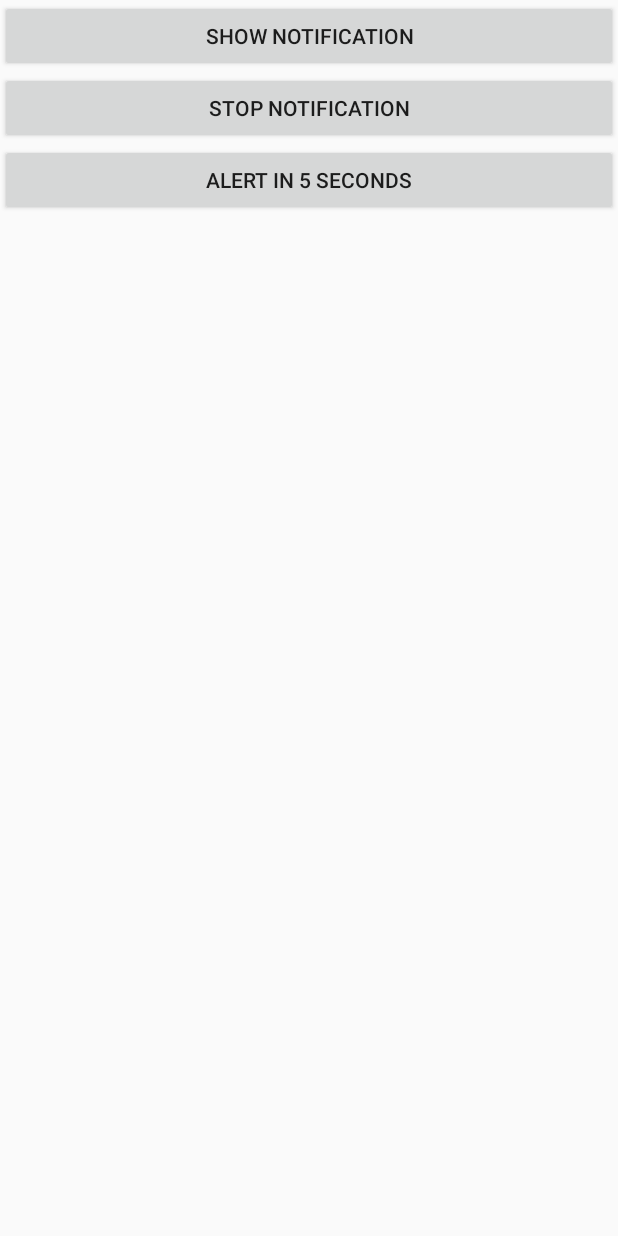
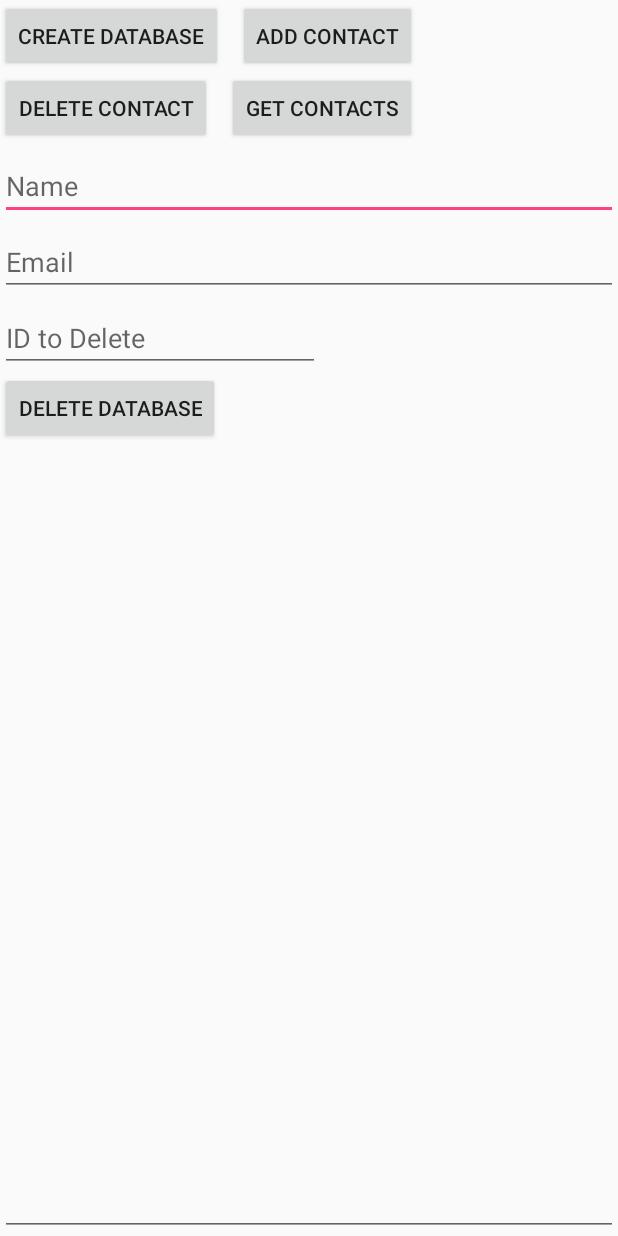
Before and after one commit to CaddyDz/Java, an Android app: the screen it shows after launch (MainActivity), on a phone screen of 412 x 824 dp. Run offline under Robolectric (Android 15) with nearby library versions, the phone set to English and light mode, and no system bars.

Commit message:
Database 1- Use SQLite 2- Create database 3- Verify database creation 4- Add data 5- Delete data 6- Display data 7- Delete database 8- Explore cursors
Signed-off-by: Caddy Dz <tbitw31@gmail.com>

```diff
--- a/app/build.gradle
+++ b/app/build.gradle
@@ -4,8 +4,8 @@ android {
     compileSdkVersion 26
     buildToolsVersion "26.0.2"
     defaultConfig {
-        applicationId "com.englishdz.salim.notifications"
-        minSdkVersion 16
+        applicationId "com.englishdz.salim.database"
+        minSdkVersion 23
         targetSdkVersion 26
         versionCode 1
         versionName "1.0"
--- a/app/src/main/java/com/englishdz/salim/notifications/MainActivity.java
+++ /dev/null
@@ -1,134 +0,0 @@
-package com.englishdz.salim.notifications;
-
-import android.app.AlarmManager;
-import android.app.NotificationManager;
-import android.app.PendingIntent;
-import android.app.TaskStackBuilder;
-import android.content.Context;
-import android.content.Intent;
-import android.icu.util.GregorianCalendar;
-import android.os.Build;
-import android.os.Bundle;
-import android.support.annotation.RequiresApi;
-import android.support.design.widget.FloatingActionButton;
-import android.support.design.widget.Snackbar;
-import android.support.v7.app.AppCompatActivity;
-import android.support.v7.app.NotificationCompat;
-import android.support.v7.widget.Toolbar;
-import android.view.View;
-import android.view.Menu;
-import android.view.MenuItem;
-import android.widget.Button;
-
-// NotificationManager : Allows us to notify the user that something happened in the background
-// AlarmManager : Allows you to schedule for your application to do something at a later date even if it is in the background
-
-public class MainActivity extends AppCompatActivity {
-
-    Button showNotificationBtn, stopNotificationBtn, alertBtn;
-
-    // Allows us to notify the user that something happened in the background
-    NotificationManager notificationManager;
-
-    // Used to track the notifications
-    int notifID = 3301;
-
-    // Used to track if notification is active in the task bar
-    boolean isNotifActive = false;
-
-    @Override
-    protected void onCreate(Bundle savedInstanceState) {
-        super.onCreate(savedInstanceState);
-        setContentView(R.layout.activity_main);
-
-        // Initialize buttons
-        showNotificationBtn = (Button) findViewById(R.id.showNotificationBut);
-        stopNotificationBtn = (Button) findViewById(R.id.stopNotificationBut);
-        alertBtn = (Button) findViewById(R.id.alertButton);
-    }
-
-    @Override
-    public boolean onCreateOptionsMenu(Menu menu) {
-        // Inflate the menu; this adds items to the action bar if it is present.
-        getMenuInflater().inflate(R.menu.menu_main, menu);
-        return true;
-    }
-
-    @Override
-    public boolean onOptionsItemSelected(MenuItem item) {
-        // Handle action bar item clicks here. The action bar will
-        // automatically handle clicks on the Home/Up button, so long
-        // as you specify a parent activity in AndroidManifest.xml.
-        int id = item.getItemId();
-
-        //noinspection SimplifiableIfStatement
-        if (id == R.id.action_settings) {
-            return true;
-        }
-
-        return super.onOptionsItemSelected(item);
-    }
-
-    public void showNotification(View view) {
-
-        // Builds a notification
-        NotificationCompat.Builder notifBuilder = (NotificationCompat.Builder) new NotificationCompat.Builder(this).setContentTitle("Heya").setContentText("What's up?").setTicker("Ping").setSmallIcon(R.drawable.toy2);
-
-        // Define that we have the intention of opening MoreInfoNotification
-        Intent moreInfoIntent = new Intent(this, MoreInfoNotification.class);
-
-        // Used to stack tasks across activities so we go to the proper place when back
-        TaskStackBuilder taskStackBuilder = TaskStackBuilder.create(this);
-
-        // Add all parents of this activity to the stack
-        taskStackBuilder.addParentStack(MoreInfoNotification.class);
-
-        // Add our new Intent to the stack
-        taskStackBuilder.addNextIntent(moreInfoIntent);
-
-        // Define an Intent and an action to perform with it by another application
-        // FLAG_UPDATE_CURRENT : If the intent exists keep it but update it if needed
-        PendingIntent pendingIntent = taskStackBuilder.getPendingIntent(0, PendingIntent.FLAG_UPDATE_CURRENT);
-
-        // Defines the Intent to fire when the notification is clicked
-        notifBuilder.setContentIntent(pendingIntent);
-
-        // Gets a NotificationManager which is used to notify the user of the background event
-        notificationManager = (NotificationManager) getSystemService(Context.NOTIFICATION_SERVICE);
-
-        // Pot teh notification
-        notificationManager.notify(notifID, notifBuilder.build());
-
-        // Used so that we can't stop a notification that has already been stopped
-        isNotifActive = true;
-
-
-    }
-
-    public void stopNotification(View view) {
-
-        // If the notification is still active, close it
-        if (isNotifActive) {
-            notificationManager.cancel(notifID);
-        }
-    }
-
-    @RequiresApi(api = Build.VERSION_CODES.N)
-    public void setAlarm(View view) {
-
-        // Define a time value of 5 seconds
-        Long alertTime = new GregorianCalendar().getTimeInMillis()+5*1000;
-
-        // Define our intention of executing AlertReceiver
-        Intent alertIntent = new Intent(this, AlertReceiver.class);
-
-        // Allows you to schedule for your application to do something at a later date even if it is in the background or isn't active
-        AlarmManager alarmManager = (AlarmManager) getSystemService(Context.ALARM_SERVICE);
-
-        // set() schedules an alarm to trigger
-        // Trigger for alertIntent to fire in 5 seconds
-        // FLAG_UPDATE_CURRENT : Update the Intent if active
-        alarmManager.set(AlarmManager.RTC_WAKEUP, alertTime, PendingIntent.getBroadcast(this, 1, alertIntent, PendingIntent.FLAG_UPDATE_CURRENT));
-
-    }
-}
--- a/app/src/main/res/layout/activity_main.xml
+++ b/app/src/main/res/layout/activity_main.xml
@@ -4,36 +4,106 @@
     xmlns:tools="http://schemas.android.com/tools"
     android:layout_width="match_parent"
     android:layout_height="match_parent"
-    tools:context="com.englishdz.salim.notifications.MainActivity">
+    tools:context="com.englishdz.salim.database.MainActivity">
 
     <Button
-        android:layout_width="match_parent"
+        android:layout_width="wrap_content"
         android:layout_height="wrap_content"
-        android:text="Show Notification"
-        android:id="@+id/showNotificationBut"
+        android:text="Create Database"
+        android:id="@+id/createDBButton"
         android:layout_alignParentTop="true"
         android:layout_alignParentLeft="true"
         android:layout_alignParentStart="true"
-        android:onClick="showNotification"/>
+        android:onClick="createDatabase"/>
 
     <Button
+        android:layout_width="wrap_content"
+        android:layout_height="wrap_content"
+        android:text="Add Contact"
+        android:id="@+id/addContactButton"
+        android:layout_alignParentTop="true"
+        android:layout_toRightOf="@+id/createDBButton"
+        android:layout_toEndOf="@+id/createDBButton"
+        android:layout_marginLeft="10dp"
+        android:onClick="addContact"
+        android:clickable="false"/>
+
+    <Button
+        android:layout_width="wrap_content"
+        android:layout_height="wrap_content"
+        android:text="Delete Contact"
+        android:id="@+id/deleteContactButton"
+        android:layout_below="@+id/createDBButton"
+        android:layout_alignParentLeft="true"
+        android:layout_alignParentStart="true"
+        android:onClick="deleteContact"
+        android:clickable="false"/>
+
+    <Button
+        android:layout_width="wrap_content"
+        android:layout_height="wrap_content"
+        android:text="Get Contacts"
+        android:id="@+id/getContactsButton"
+        android:layout_below="@+id/createDBButton"
+        android:layout_toRightOf="@+id/deleteContactButton"
+        android:layout_toEndOf="@+id/deleteContactButton"
+        android:layout_marginLeft="10dp"
+        android:onClick="getContacts"
+        android:clickable="false"/>
+
+    <EditText
         android:layout_width="match_parent"
         android:layout_height="wrap_content"
-        android:text="Stop Notification"
-        android:id="@+id/stopNotificationBut"
-        android:layout_below="@+id/showNotificationBut"
+        android:id="@+id/nameEditText"
+        android:layout_below="@+id/deleteContactButton"
         android:layout_alignParentLeft="true"
         android:layout_alignParentStart="true"
-        android:onClick="stopNotification"/>
+        android:hint="Name"
+        android:layout_marginTop="5dp"/>
+
+    <EditText
+        android:layout_width="match_parent"
+        android:layout_height="wrap_content"
+        android:id="@+id/emailEditText"
+        android:layout_below="@+id/nameEditText"
+        android:layout_alignParentLeft="true"
+        android:layout_alignParentStart="true"
+        android:hint="Email"
+        android:layout_marginTop="5dp"
+        android:inputType="textEmailAddress"/>
+
+    <EditText
+        android:layout_width="wrap_content"
+        android:layout_height="wrap_content"
+        android:inputType="number"
+        android:ems="10"
+        android:id="@+id/idEditText"
+        android:layout_below="@+id/emailEditText"
+        android:layout_alignParentStart="true"
+        android:layout_alignParentLeft="true"
+        android:hint="ID to Delete"
+        android:layout_marginTop="5dp"/>
 
     <Button
+        android:layout_width="wrap_content"
+        android:layout_height="wrap_content"
+        android:text="Delete Database"
+        android:id="@+id/deleteDBButton"
+        android:onClick="deleteDatabase"
+        android:layout_below="@+id/idEditText"
+        android:layout_alignParentLeft="true"
+        android:layout_alignParentStart="true"
+        android:clickable="false"/>
+
+    <EditText
         android:layout_width="match_parent"
         android:layout_height="wrap_content"
-        android:text="Alert in 5 Seconds"
-        android:id="@+id/alertButton"
-        android:layout_below="@+id/stopNotificationBut"
-        android:layout_alignParentStart="true"
+        android:inputType="textMultiLine"
+        android:ems="10"
+        android:id="@+id/contactListEditText"
+        android:lines="8"
         android:layout_alignParentLeft="true"
-        android:onClick="setAlarm"/>
+        android:layout_alignParentBottom="true"
+        android:layout_alignParentStart="true"/>
 
 </RelativeLayout>
--- a/app/src/main/res/layout/content_main.xml
+++ b/app/src/main/res/layout/content_main.xml
@@ -6,7 +6,7 @@
     android:layout_width="match_parent"
     android:layout_height="match_parent"
     app:layout_behavior="@string/appbar_scrolling_view_behavior"
-    tools:context="com.englishdz.salim.notifications.MainActivity"
+    tools:context="com.englishdz.salim.database.MainActivity"
     tools:showIn="@layout/activity_main">
 
     <TextView
--- a/app/src/main/res/menu/menu_main.xml
+++ b/app/src/main/res/menu/menu_main.xml
@@ -1,7 +1,7 @@
 <menu xmlns:android="http://schemas.android.com/apk/res/android"
       xmlns:app="http://schemas.android.com/apk/res-auto"
       xmlns:tools="http://schemas.android.com/tools"
-      tools:context="com.englishdz.salim.notifications.MainActivity">
+      tools:context="com.englishdz.salim.database.MainActivity">
     <item
         android:id="@+id/action_settings"
         android:orderInCategory="100"
--- a/app/src/main/res/values/strings.xml
+++ b/app/src/main/res/values/strings.xml
@@ -1,4 +1,4 @@
 <resources>
-    <string name="app_name">Notifications</string>
+    <string name="app_name">Database</string>
     <string name="action_settings">Settings</string>
 </resources>
```
Also changed, not shown: app/src/main/AndroidManifest.xml (+1 -15 lines), app/src/main/java/com/englishdz/salim/database/MainActivity.java (added, +164 -0 lines), app/src/main/java/com/englishdz/salim/notifications/AlertReceiver.java (deleted, +0 -48 lines), app/src/main/java/com/englishdz/salim/notifications/MoreInfoNotification.java (deleted, +0 -15 lines), app/src/main/res/layout/more_info_notif.xml (deleted, +0 -13 lines), app/src/main/res/drawable/toy2.png (deleted), gradle/wrapper/gradle-wrapper.properties, 4 other files.
